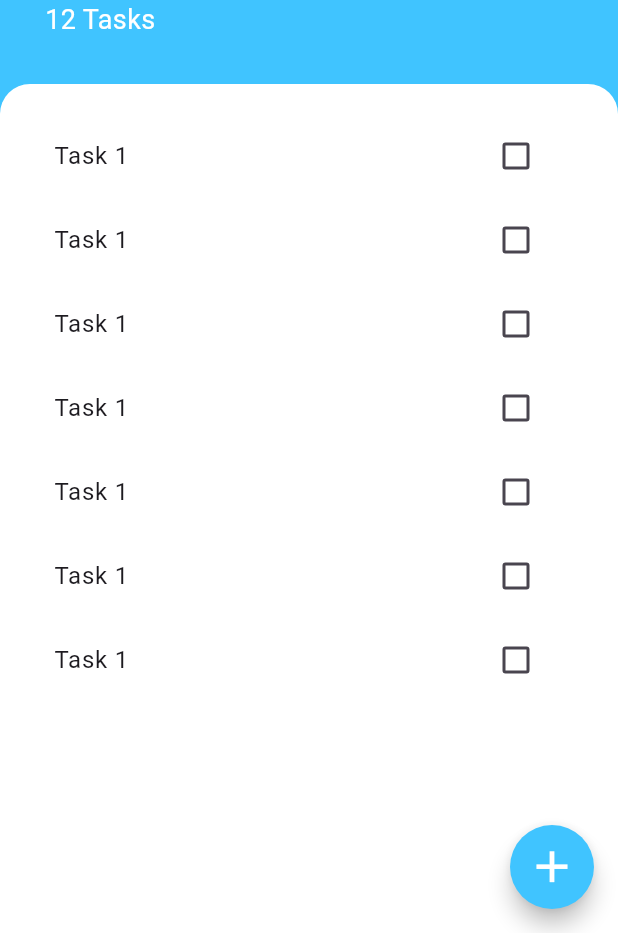
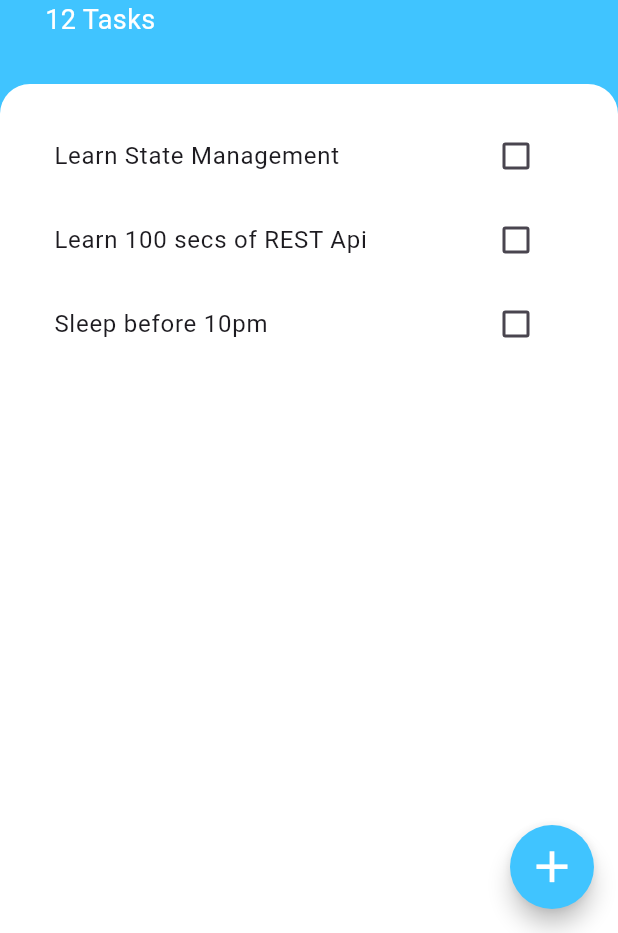
Before and after one commit to MineHope16/Flutter-Dev-Todoo-App, a Flutter app: the screen it shows after launch, on a phone screen of 412 x 824 dp, the part 303-1236 px from its top. Run offline on Flutter 3.47's test engine with Material 3 defaults, Android fonts, the phone set to English and light mode, and no system bars.

Commit message:
implemented task list in separete class

```diff
--- a/lib/widgets/task_list.dart
+++ b/lib/widgets/task_list.dart
@@ -22,13 +22,9 @@ class _TaskListState extends State<TaskList> {
   Widget build(BuildContext context) {
     return ListView(
       children: [
-        TaskTile(),
-        TaskTile(),
-        TaskTile(),
-        TaskTile(),
-        TaskTile(),
-        TaskTile(),
-        TaskTile(),
+        TaskTile(isChecked: tasks[0].isDone, taskTileName: tasks[0].name),
+        TaskTile(isChecked: tasks[1].isDone, taskTileName: tasks[1].name),
+        TaskTile(isChecked: tasks[2].isDone, taskTileName: tasks[2].name),
       ],
     );
   }
--- a/lib/widgets/task_tile.dart
+++ b/lib/widgets/task_tile.dart
@@ -1,48 +1,31 @@
 import 'package:flutter/material.dart';
 
-class TaskTile extends StatefulWidget {
-  const TaskTile({super.key});
+class TaskTile extends StatelessWidget {
+  final bool isChecked;
+  final String taskTileName;
 
-  @override
-  State<TaskTile> createState() => _TaskTileState();
-}
+  TaskTile({required this.isChecked, required this.taskTileName});
 
-class _TaskTileState extends State<TaskTile> {
-  bool isChecked = false;
   @override
   Widget build(BuildContext context) {
     return ListTile(
       title: Text(
-          "Task 1",
+          taskTileName,
           style: TextStyle(
             decoration: isChecked ? TextDecoration.lineThrough : null,
           ),
       ),
-      trailing: TaskCheckbox(
-        checkboxState: isChecked,
-        onChanged: (value) {
-          setState(() {
-            isChecked = value;
-          });
-        }
-      )
+      trailing: Checkbox(
+          activeColor: Colors.lightBlueAccent,
+          value: isChecked,
+          onChanged: (bool? value) {  },
+      ),
     );
   }
 }
 
-
-class TaskCheckbox extends StatelessWidget {
-  late final bool  checkboxState;
-  late final ValueChanged onChanged;
-
-  TaskCheckbox({required this.checkboxState, required this.onChanged});
-
-  @override
-  Widget build(BuildContext context) {
-    return Checkbox(
-      activeColor: Colors.lightBlueAccent,
-      value: checkboxState,
-      onChanged: onChanged
-    );
-  }
-}
+// (value) {
+// setState(() {
+// isChecked = value;
+// });
+// }
```
